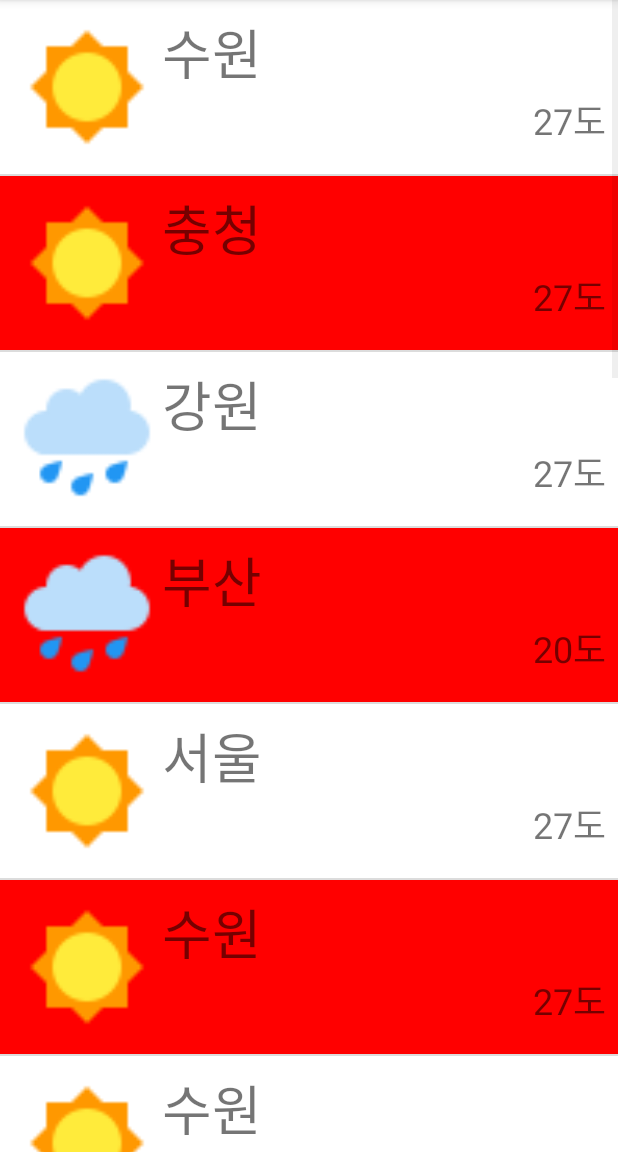
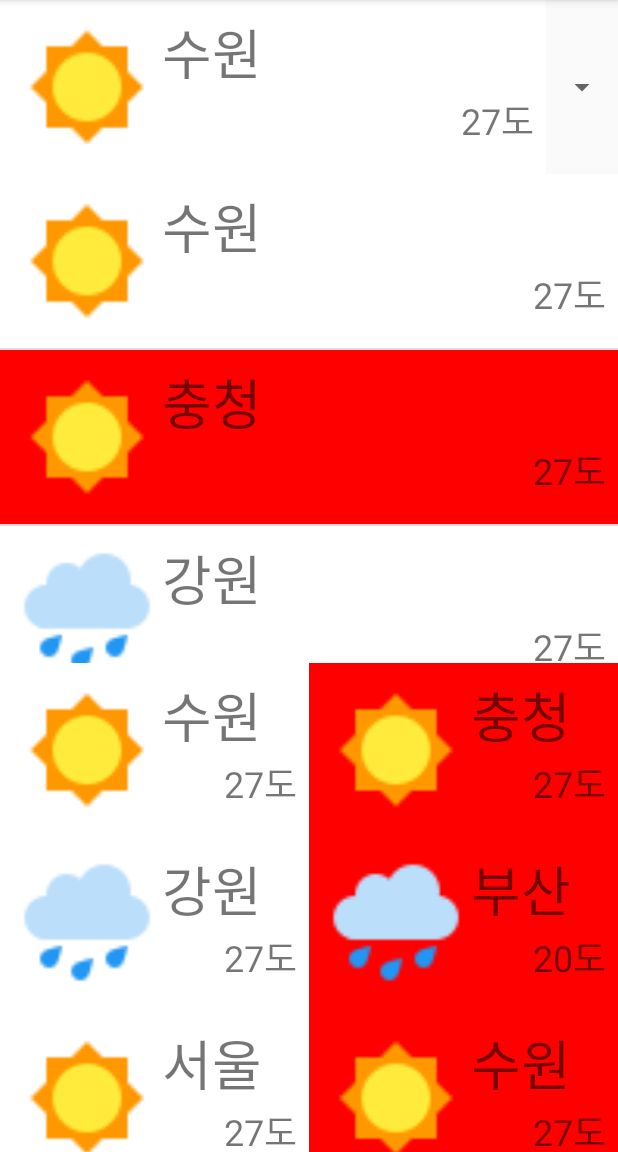
Before and after one commit to lesnyg/CoffeApp, an Android app: the WeatherActivity screen opened directly, with no data from a screen before it, on a phone screen of 412 x 824 dp, the part 84-1236 px from its top. Run offline under Robolectric (Android 15) with nearby library versions, the phone set to English and light mode, and no system bars.

Commit message:
memoapp,save

```diff
--- a/app/build.gradle
+++ b/app/build.gradle
@@ -22,6 +22,7 @@ dependencies {
     implementation fileTree(dir: 'libs', include: ['*.jar'])
     implementation 'com.android.support:appcompat-v7:28.0.0'
     implementation 'com.android.support.constraint:constraint-layout:1.1.3'
+    implementation 'com.android.support:design:28.0.0'
     testImplementation 'junit:junit:4.12'
     androidTestImplementation 'com.android.support.test:runner:1.0.2'
     androidTestImplementation 'com.android.support.test.espresso:espresso-core:3.0.2'
--- a/app/src/main/AndroidManifest.xml
+++ b/app/src/main/AndroidManifest.xml
@@ -41,6 +41,17 @@
                 <category android:name="android.intent.category.LAUNCHER" />
             </intent-filter>
         </activity>
+        <activity android:name=".Memo2Activity" />
+        <activity
+            android:name=".MemoActivity"
+            android:label="@string/title_activity_memo"
+            android:theme="@style/AppTheme.NoActionBar">
+            <intent-filter>
+                <action android:name="android.intent.action.MAIN" />
+
+                <category android:name="android.intent.category.LAUNCHER" />
+            </intent-filter>
+        </activity>
     </application>
 
 </manifest>
--- a/app/src/main/java/com/example/edu05/coffeapp/WeatherActivity.java
+++ b/app/src/main/java/com/example/edu05/coffeapp/WeatherActivity.java
@@ -5,7 +5,9 @@ import android.support.v7.app.AppCompatActivity;
 import android.os.Bundle;
 import android.view.View;
 import android.widget.AdapterView;
+import android.widget.GridView;
 import android.widget.ListView;
+import android.widget.Spinner;
 
 import java.util.ArrayList;
 import java.util.List;
@@ -13,10 +15,13 @@ import java.util.List;
 import adapters.WeatherAdapter;
 import models.Weather;
 
-public class WeatherActivity extends AppCompatActivity implements AdapterView.OnItemClickListener {
+public class WeatherActivity extends AppCompatActivity implements AdapterView.OnItemClickListener, AdapterView.OnItemLongClickListener {
 
     private ListView mListView;
     private WeatherAdapter madapter;
+    private List<Weather> mWeatherList;
+    private GridView mGridView;
+    private Spinner mSpinner;
 
     @Override
     protected void onCreate(Bundle savedInstanceState) {
@@ -24,34 +29,44 @@ public class WeatherActivity extends AppCompatActivity implements AdapterView.On
         setContentView(R.layout.activity_weather);
 
         mListView = findViewById(R.id.list_view);
+        mGridView = findViewById(R.id.grid_view);
+        mSpinner = findViewById(R.id.spinner);
 
         //날씨 데이터
-        List<Weather> weatherList = new ArrayList<>();
-        weatherList.add(new Weather(R.drawable.ic_sun,"수원","27도"));
-        weatherList.add(new Weather(R.drawable.ic_sun,"충청","27도"));
-        weatherList.add(new Weather(R.drawable.ic_rain,"강원","27도"));
-        weatherList.add(new Weather(R.drawable.ic_rain,"부산","20도"));
-        weatherList.add(new Weather(R.drawable.ic_sun,"서울","27도"));
-        weatherList.add(new Weather(R.drawable.ic_sun,"수원","27도"));
-        weatherList.add(new Weather(R.drawable.ic_sun,"수원","27도"));
-        weatherList.add(new Weather(R.drawable.ic_snow,"수원","27도"));
-        weatherList.add(new Weather(R.drawable.ic_snow,"부산","27도"));
-        weatherList.add(new Weather(R.drawable.ic_sun,"수원","27도"));
-        weatherList.add(new Weather(R.drawable.ic_windy,"수원","27도"));
-        weatherList.add(new Weather(R.drawable.ic_sun,"수원","27도"));
-        weatherList.add(new Weather(R.drawable.ic_windy,"수원","27도"));
-        weatherList.add(new Weather(R.drawable.ic_sun,"수원","27도"));
-        weatherList.add(new Weather(R.drawable.ic_sun,"수원","27도"));
-        weatherList.add(new Weather(R.drawable.ic_rain,"수원","27도"));
-        weatherList.add(new Weather(R.drawable.ic_stormy,"수원","27도"));
-        weatherList.add(new Weather(R.drawable.ic_sun,"수원","27도"));
-        weatherList.add(new Weather(R.drawable.ic_rain,"수원","27도"));
-        weatherList.add(new Weather(R.drawable.ic_sun,"수원","27도"));
+        mWeatherList = new ArrayList<>();
+        mWeatherList.add(new Weather(R.drawable.ic_sun,"수원","27도"));
+        mWeatherList.add(new Weather(R.drawable.ic_sun,"충청","27도"));
+        mWeatherList.add(new Weather(R.drawable.ic_rain,"강원","27도"));
+        mWeatherList.add(new Weather(R.drawable.ic_rain,"부산","20도"));
+        mWeatherList.add(new Weather(R.drawable.ic_sun,"서울","27도"));
+        mWeatherList.add(new Weather(R.drawable.ic_sun,"수원","27도"));
+        mWeatherList.add(new Weather(R.drawable.ic_sun,"수원","27도"));
+        mWeatherList.add(new Weather(R.drawable.ic_snow,"수원","27도"));
+        mWeatherList.add(new Weather(R.drawable.ic_snow,"부산","27도"));
+        mWeatherList.add(new Weather(R.drawable.ic_sun,"수원","27도"));
+        mWeatherList.add(new Weather(R.drawable.ic_windy,"수원","27도"));
+        mWeatherList.add(new Weather(R.drawable.ic_sun,"수원","27도"));
+        mWeatherList.add(new Weather(R.drawable.ic_windy,"수원","27도"));
+        mWeatherList.add(new Weather(R.drawable.ic_sun,"수원","27도"));
+        mWeatherList.add(new Weather(R.drawable.ic_sun,"수원","27도"));
+        mWeatherList.add(new Weather(R.drawable.ic_rain,"수원","27도"));
+        mWeatherList.add(new Weather(R.drawable.ic_stormy,"수원","27도"));
+        mWeatherList.add(new Weather(R.drawable.ic_sun,"수원","27도"));
+        mWeatherList.add(new Weather(R.drawable.ic_rain,"수원","27도"));
+        mWeatherList.add(new Weather(R.drawable.ic_sun,"수원","27도"));
 
-        madapter = new WeatherAdapter(this,weatherList);
+        //어댑터
+        madapter = new WeatherAdapter(this, mWeatherList);
+        //어댑터를 뷰에 설정
         mListView.setAdapter(madapter);
+        mGridView.setAdapter(madapter);
+        mSpinner.setAdapter(madapter);
 
+        //이벤트
         mListView.setOnItemClickListener(this);
+        mListView.setOnItemLongClickListener(this);
+        mGridView.setOnItemClickListener(this);
+        mGridView.setOnItemLongClickListener(this);
     }
 
 
@@ -61,4 +76,14 @@ public class WeatherActivity extends AppCompatActivity implements AdapterView.On
         //데이터가 변경됨을 알려줌 = 다시그려라
         madapter.notifyDataSetChanged();
     }
+
+    @Override
+    public boolean onItemLongClick(AdapterView<?> parent, View view, int position, long id) {
+        //롱 클릭시 해당 아이템 삭제
+        mWeatherList.remove(position);
+
+        //어댑터에 변경을 통지 = 다시 그려라
+        madapter.notifyDataSetChanged();
+        return false;
+    }
 }
--- a/app/src/main/res/layout/activity_weather.xml
+++ b/app/src/main/res/layout/activity_weather.xml
@@ -1,14 +1,28 @@
 <?xml version="1.0" encoding="utf-8"?>
-<RelativeLayout xmlns:android="http://schemas.android.com/apk/res/android"
+<LinearLayout xmlns:android="http://schemas.android.com/apk/res/android"
     xmlns:app="http://schemas.android.com/apk/res-auto"
     xmlns:tools="http://schemas.android.com/tools"
     android:layout_width="match_parent"
     android:layout_height="match_parent"
+    android:orientation="vertical"
     tools:context=".WeatherActivity">
 
+    <Spinner
+        android:id="@+id/spinner"
+        android:layout_width="match_parent"
+        android:layout_height="wrap_content"></Spinner>
     <ListView
         android:id="@+id/list_view"
+        android:layout_weight="1"
         android:layout_width="match_parent"
-        android:layout_height="match_parent"></ListView>
+        android:layout_height="0dp"></ListView>
+    <GridView
+        android:numColumns="2"
+        android:id="@+id/grid_view"
+        android:layout_width="match_parent"
+        android:layout_height="0dp"
+        android:layout_weight="1">
 
-</RelativeLayout>
+    </GridView>
+
+</LinearLayout>
--- a/app/src/main/res/values/strings.xml
+++ b/app/src/main/res/values/strings.xml
@@ -1,3 +1,4 @@
 <resources>
     <string name="app_name">CoffeApp</string>
+    <string name="title_activity_memo">MemoActivity</string>
 </resources>
--- a/app/src/main/res/values/styles.xml
+++ b/app/src/main/res/values/styles.xml
@@ -8,4 +8,13 @@
         <item name="colorAccent">@color/colorAccent</item>
     </style>
 
+    <style name="AppTheme.NoActionBar">
+        <item name="windowActionBar">false</item>
+        <item name="windowNoTitle">true</item>
+    </style>
+
+    <style name="AppTheme.AppBarOverlay" parent="ThemeOverlay.AppCompat.Dark.ActionBar" />
+
+    <style name="AppTheme.PopupOverlay" parent="ThemeOverlay.AppCompat.Light" />
+
 </resources>
```
